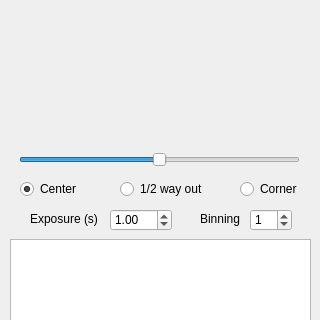
Old version of the form PyFocus/PyFocus.ui in the repository ColibriKBO/ColibriObservatory; both pictures show x 0 to 320 and y 171 to 491 of the 320 by 800 pixel window.
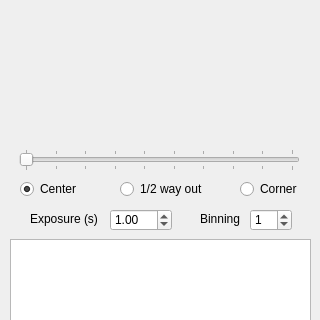
New version of the form. Custom widgets are drawn as their Qt base class.

The edit to the form file:
```diff
--- a/PyFocus/PyFocus.ui
+++ b/PyFocus/PyFocus.ui
@@ -110,14 +110,29 @@
      </rect>
     </property>
     <property name="minimum">
-     <number>-100</number>
+     <number>1</number>
     </property>
     <property name="maximum">
-     <number>100</number>
+     <number>10</number>
+    </property>
+    <property name="sliderPosition">
+     <number>1</number>
     </property>
     <property name="orientation">
      <enum>Qt::Horizontal</enum>
     </property>
+    <property name="invertedAppearance">
+     <bool>false</bool>
+    </property>
+    <property name="invertedControls">
+     <bool>false</bool>
+    </property>
+    <property name="tickPosition">
+     <enum>QSlider::TicksBothSides</enum>
+    </property>
+    <property name="tickInterval">
+     <number>1</number>
+    </property>
    </widget>
    <widget class="QLabel" name="label_2">
     <property name="geometry">
```
